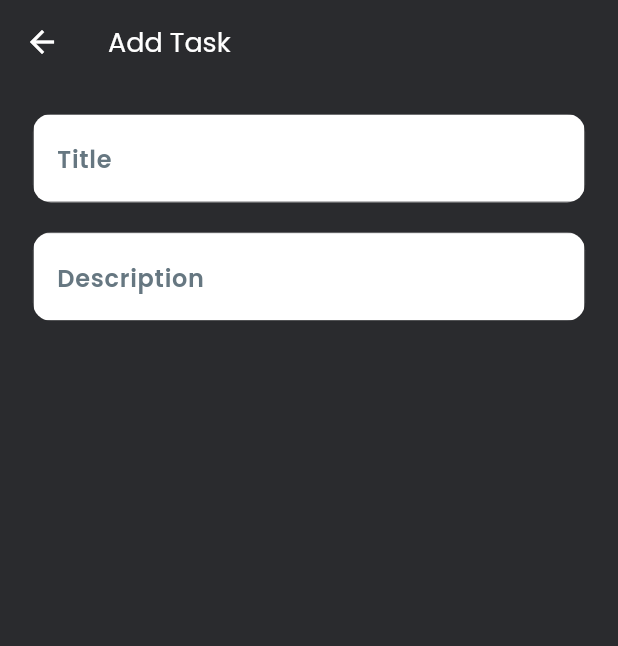
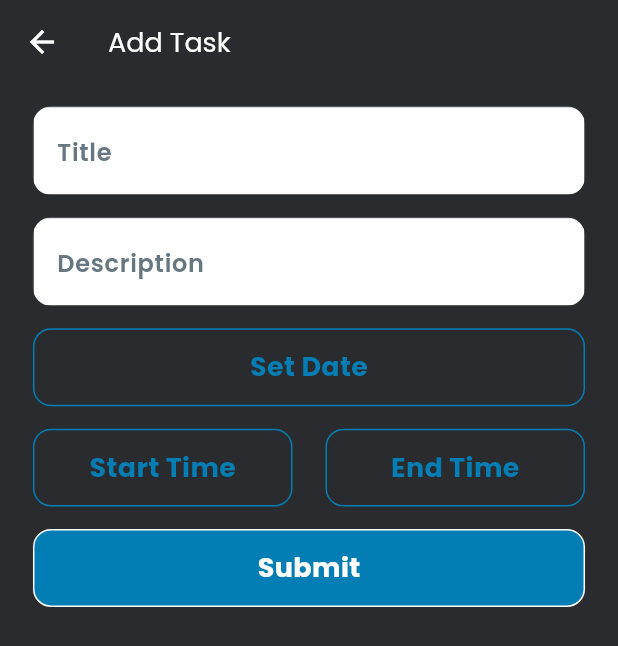
Before and after one commit to cjchika/task_manager, a Flutter app: the AddTask screen opened directly, on a phone screen of 412 x 824 dp. Shown: the top 646 px of the screen. Run offline on Flutter 3.47's test engine with Material 2 defaults, Android fonts, the phone set to English and light mode, and no system bars; drawn by our look-alikes of dynamic_color; our stand-ins replace country_picker, flutter_screenutil, flutter_vector_icons, google_fonts, hooks_riverpod, pinput and 3 more; accounts and stored records are empty; generated files the repository leaves out were written again.

Commit message:
Add Task Page

```diff
--- a/lib/common/widgets/custom_btn_otl.dart
+++ b/lib/common/widgets/custom_btn_otl.dart
@@ -5,7 +5,7 @@ import 'package:task_manager/common/widgets/reusable_text.dart';
 class CustomOutlineButton extends StatelessWidget {
   const CustomOutlineButton(
       {super.key,
-      required this.onTap,
+      this.onTap,
       required this.width,
       required this.height,
       this.color2,
--- a/lib/features/todo/pages/add_task.dart
+++ b/lib/features/todo/pages/add_task.dart
@@ -3,6 +3,7 @@ import 'package:flutter_screenutil/flutter_screenutil.dart';
 import 'package:hooks_riverpod/hooks_riverpod.dart';
 import 'package:task_manager/common/utils/constants.dart';
 import 'package:task_manager/common/widgets/appstyle.dart';
+import 'package:task_manager/common/widgets/custom_btn_otl.dart';
 import 'package:task_manager/common/widgets/custom_text_field.dart';
 import 'package:task_manager/common/widgets/height_spacer.dart';
 import 'package:task_manager/common/widgets/reusable_text.dart';
@@ -24,23 +25,58 @@ class _AddTaskState extends ConsumerState<AddTask> {
       appBar: AppBar(
         backgroundColor: Colors.transparent,
         elevation: 0,
-        title: ReusableText(text: "Add Task", style: appStyle(18, AppConst.kLight, FontWeight.normal)),
+        title: ReusableText(
+            text: "Add Task",
+            style: appStyle(18, AppConst.kLight, FontWeight.normal)),
       ),
       body: Padding(
         padding: EdgeInsets.symmetric(horizontal: 20.w),
         child: ListView(
           children: [
-            HeightSpacer(height: 20.h),
+            HeightSpacer(height: 15.h),
             CustomTextField(
               hintText: "Title",
               controller: title,
               hintStyle: appStyle(16, AppConst.kGreyLight, FontWeight.w600),
             ),
-            HeightSpacer(height: 20.h),
+            HeightSpacer(height: 15.h),
             CustomTextField(
               hintText: "Description",
               controller: description,
               hintStyle: appStyle(16, AppConst.kGreyLight, FontWeight.w600),
+            ),
+            HeightSpacer(height: 15.h),
+            CustomOutlineButton(
+              width: AppConst.kWidth,
+              height: 52.h,
+              color: AppConst.kBlueLight,
+              text: "Set Date",
+            ),
+            HeightSpacer(height: 15.h),
+            Row(
+              mainAxisAlignment: MainAxisAlignment.spaceBetween,
+              children: [
+                CustomOutlineButton(
+                  width: AppConst.kWidth * 0.42,
+                  height: 52.h,
+                  color: AppConst.kBlueLight,
+                  text: "Start Time",
+                ),
+                CustomOutlineButton(
+                  width: AppConst.kWidth * 0.42,
+                  height: 52.h,
+                  color: AppConst.kBlueLight,
+                  text: "End Time",
+                ),
+              ],
+            ),
+            HeightSpacer(height: 15.h),
+            CustomOutlineButton(
+              width: AppConst.kWidth,
+              height: 52.h,
+              color: AppConst.kLight,
+              color2: AppConst.kBlueLight,
+              text: "Submit",
             ),
           ],
         ),
```
